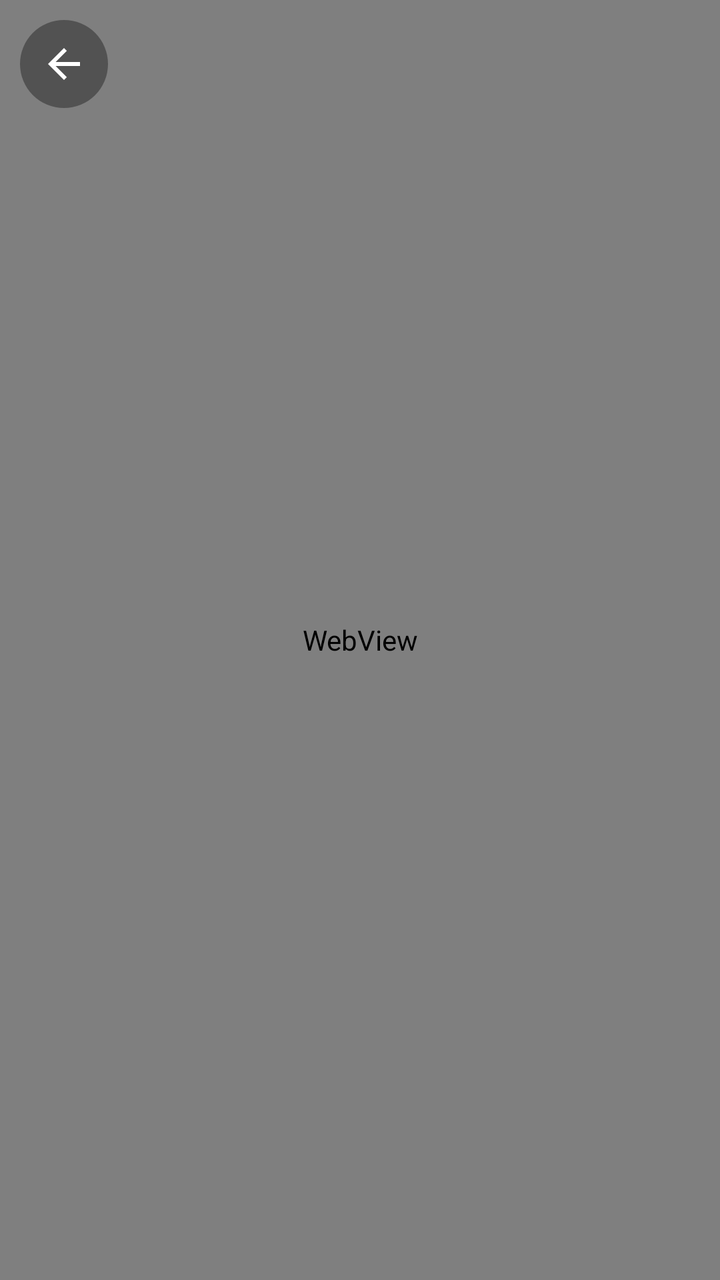
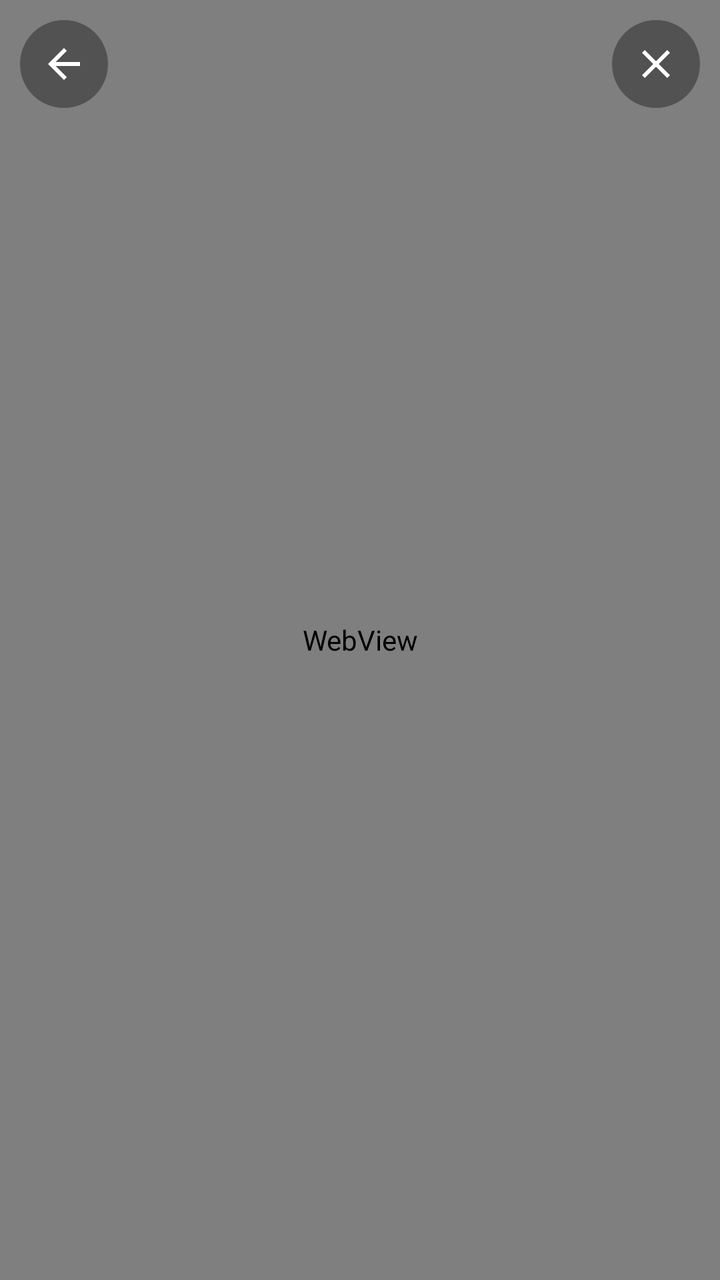

Screens rendered from an Android XML layout before and after an edit, with the pre-edit source and the edit as a unified diff.
<!-- AndroidManifest.xml: application theme Theme.HtmlMicroApp -->
<!-- res/layout/activity_run.xml -->
<?xml version="1.0" encoding="utf-8"?>
<FrameLayout xmlns:android="http://schemas.android.com/apk/res/android"
    android:layout_width="match_parent"
    android:layout_height="match_parent"
    android:fitsSystemWindows="true">

    <WebView
        android:id="@+id/webview"
        android:layout_width="match_parent"
        android:layout_height="match_parent" />

    
    <ImageButton
        android:id="@+id/btn_back"
        android:layout_width="44dp"
        android:layout_height="44dp"
        android:layout_gravity="top|start"
        android:layout_marginStart="10dp"
        android:layout_marginTop="10dp"
        android:background="@drawable/bg_floating_button"
        android:contentDescription="@string/back"
        android:src="@drawable/ic_back"
        android:scaleType="center" />

</FrameLayout>
<!-- resources referenced by this layout -->
<resources>
  <!-- drawable bg_floating_button (drawable) -->
  <?xml version="1.0" encoding="utf-8"?>
  <shape xmlns:android="http://schemas.android.com/apk/res/android"
      android:shape="oval">
      <solid android:color="#5A000000" />
  </shape>
  <!-- drawable ic_back (drawable) -->
  <?xml version="1.0" encoding="utf-8"?>
  <vector xmlns:android="http://schemas.android.com/apk/res/android"
      android:width="24dp"
      android:height="24dp"
      android:viewportWidth="24"
      android:viewportHeight="24">
      <path
          android:fillColor="#FFFFFFFF"
          android:pathData="M20,11H7.83l5.59,-5.59L12,4l-8,8 8,8 1.41,-1.41L7.83,13H20v-2z" />
  </vector>
  <string name="back">返回</string>
  <style name="Theme.HtmlMicroApp" parent="Theme.Material3.DayNight.NoActionBar">
          <item name="colorPrimary">@color/primary</item>
          <item name="colorOnPrimary">@color/white</item>
          <item name="colorSecondary">@color/accent</item>
          <item name="colorOnSecondary">@color/black</item>
          
          <item name="android:statusBarColor">?attr/colorSurface</item>
          <item name="android:windowLightStatusBar">true</item>
      </style>
  <color name="primary">#FF4A6CF7</color>
  <color name="white">#FFFFFFFF</color>
  <color name="accent">#FF00C6A7</color>
  <color name="black">#FF000000</color>
</resources>

<!-- the commit's change to res/layout/activity_run.xml (unified diff, before → after) -->
@@ -10,16 +10,37 @@
         android:layout_height="match_parent" />
 
     
-    <ImageButton
-        android:id="@+id/btn_back"
-        android:layout_width="44dp"
-        android:layout_height="44dp"
-        android:layout_gravity="top|start"
-        android:layout_marginStart="10dp"
-        android:layout_marginTop="10dp"
-        android:background="@drawable/bg_floating_button"
-        android:contentDescription="@string/back"
-        android:src="@drawable/ic_back"
-        android:scaleType="center" />
+    <LinearLayout
+        android:layout_width="match_parent"
+        android:layout_height="wrap_content"
+        android:layout_gravity="top"
+        android:orientation="horizontal"
+        android:paddingStart="10dp"
+        android:paddingEnd="10dp"
+        android:paddingTop="10dp">
+
+        <ImageButton
+            android:id="@+id/btn_back"
+            android:layout_width="44dp"
+            android:layout_height="44dp"
+            android:background="@drawable/bg_floating_button"
+            android:contentDescription="@string/back"
+            android:src="@drawable/ic_back"
+            android:scaleType="center" />
+
+        <Space
+            android:layout_width="0dp"
+            android:layout_height="1dp"
+            android:layout_weight="1" />
+
+        <ImageButton
+            android:id="@+id/btn_exit"
+            android:layout_width="44dp"
+            android:layout_height="44dp"
+            android:background="@drawable/bg_floating_button"
+            android:contentDescription="@string/exit"
+            android:src="@drawable/ic_close"
+            android:scaleType="center" />
+    </LinearLayout>
 
 </FrameLayout>
<!-- resource entries referenced after the edit -->
@@ -17,7 +17,19 @@
           android:fillColor="#FFFFFFFF"
           android:pathData="M20,11H7.83l5.59,-5.59L12,4l-8,8 8,8 1.41,-1.41L7.83,13H20v-2z" />
   </vector>
+  <!-- drawable ic_close (drawable) -->
+  <?xml version="1.0" encoding="utf-8"?>
+  <vector xmlns:android="http://schemas.android.com/apk/res/android"
+      android:width="24dp"
+      android:height="24dp"
+      android:viewportWidth="24"
+      android:viewportHeight="24">
+      <path
+          android:fillColor="#FFFFFFFF"
+          android:pathData="M19,6.41L17.59,5 12,10.59 6.41,5 5,6.41 10.59,12 5,17.59 6.41,19 12,13.41 17.59,19 19,17.59 13.41,12z" />
+  </vector>
   <string name="back">返回</string>
+  <string name="exit">退出</string>
   <style name="Theme.HtmlMicroApp" parent="Theme.Material3.DayNight.NoActionBar">
           <item name="colorPrimary">@color/primary</item>
           <item name="colorOnPrimary">@color/white</item>
